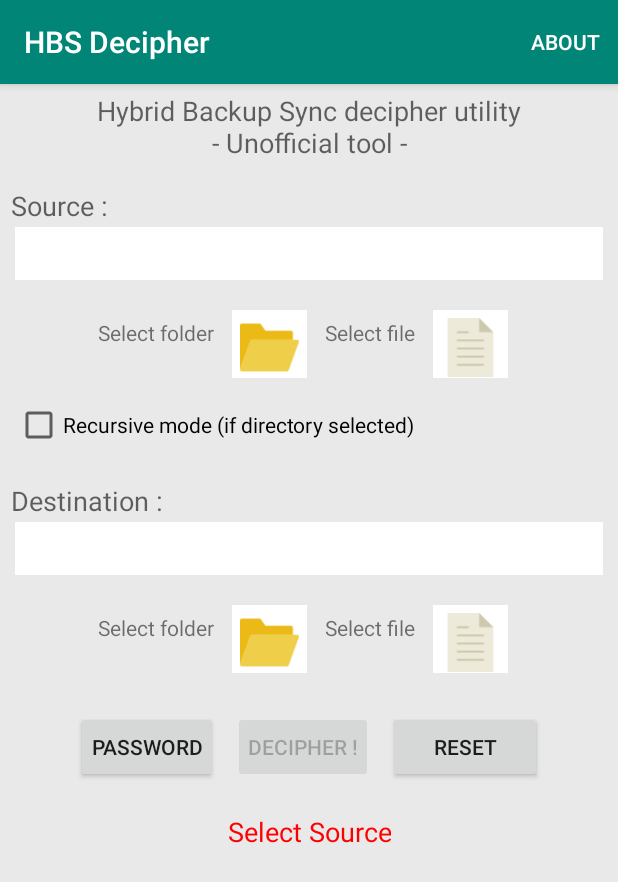
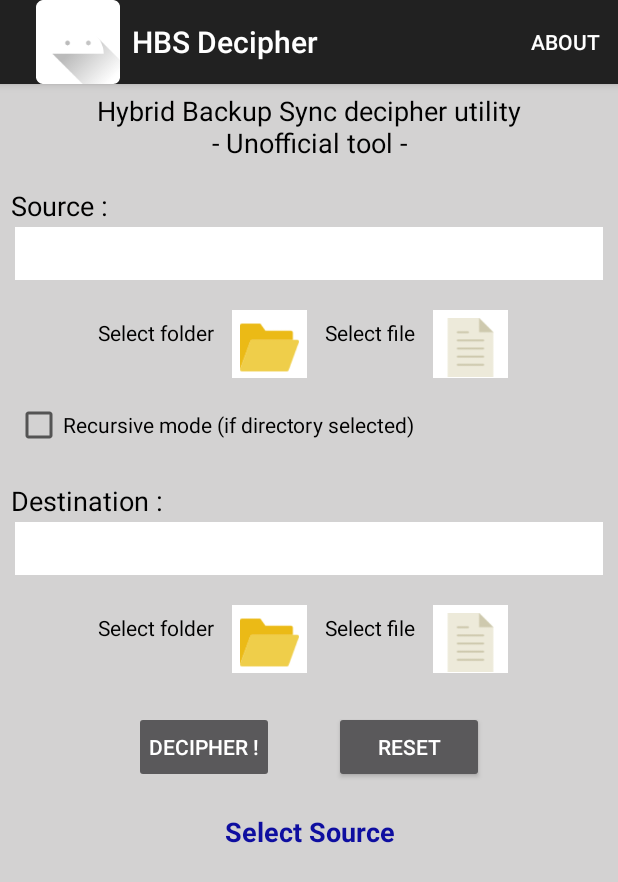
Before and after one commit to Sky-84/hbs_decipher_for_Android, an Android app: the screen it shows after launch (MainActivity), on a phone screen of 412 x 824 dp. Shown: the top 882 px of the screen. Run offline under Robolectric (Android 15) with nearby library versions, the light colour scheme and no system bars.

Commit message:
Password button removed. GUI improvements.

```diff
--- a/app/build.gradle
+++ b/app/build.gradle
@@ -16,6 +16,8 @@
             proguardFiles getDefaultProguardFile('proguard-android-optimize.txt'), 'proguard-rules.pro'
         }
     }
+
+
 }
 
 dependencies {
--- a/app/src/main/res/layout/activity_main.xml
+++ b/app/src/main/res/layout/activity_main.xml
@@ -2,13 +2,13 @@
     android:id="@+id/ScrollViewMain"
     android:layout_width="match_parent"
     android:layout_height="match_parent"
-    android:background="#e9e9e9"
+    android:background="#D3D2D2"
     android:orientation="vertical" >
 
     <RelativeLayout xmlns:android="http://schemas.android.com/apk/res/android"
         android:layout_width="match_parent"
         android:layout_height="wrap_content"
-        android:background="#e9e9e9"
+        android:background="#D3D2D2"
         android:orientation="vertical">
 
         <TextView
@@ -18,6 +18,7 @@
             android:layout_centerHorizontal="true"
             android:gravity="center"
             android:padding="5dp"
+            android:textColor="#000"
             android:text="Hybrid Backup Sync decipher utility\n- Unofficial tool -"
             android:textAppearance="?android:textAppearanceMedium" />
 
@@ -26,14 +27,15 @@
             android:layout_width="wrap_content"
             android:layout_height="wrap_content"
             android:layout_centerHorizontal="false"
-            android:gravity="left"
+            android:gravity="start"
             android:padding="2dp"
+            android:textColor="#000"
             android:layout_marginStart="5dp"
             android:layout_marginTop="10dp"
             android:layout_below="@+id/header"
             android:text="Source :"
             android:textAppearance="?android:textAppearanceMedium"
-            android:layout_marginLeft="5dp" />
+             />
 
         <TextView
             android:id="@+id/tv_source"
@@ -41,7 +43,7 @@
             android:layout_height="wrap_content"
             android:background="#fff"
             android:layout_centerHorizontal="false"
-            android:gravity="left"
+            android:gravity="start"
             android:padding="5dp"
             android:layout_marginStart="10dp"
             android:layout_marginEnd="10dp"
@@ -64,6 +66,7 @@
                 android:layout_height="wrap_content"
                 android:padding="2dp"
                 android:text="Select folder"
+                android:textColor="#000"
                 android:textAppearance="?android:textAppearanceSmall"
                 />
 
@@ -88,10 +91,10 @@
                 android:layout_width="wrap_content"
                 android:layout_height="wrap_content"
                 android:padding="2dp"
+                android:textColor="#000"
                 android:text="Select file"
                 android:textAppearance="?android:textAppearanceSmall"
                 />
-
 
             <ImageView
                 android:id="@+id/src_file_icon"
@@ -118,24 +121,22 @@
             android:layout_marginStart="10dp"
             android:layout_below="@+id/src_buttonsLayout"
             android:onClick="recursiveMode"
-            android:layout_marginLeft="10dp" />
-
-
-
+             />
 
         <TextView
             android:id="@+id/destination"
             android:layout_width="wrap_content"
             android:layout_height="wrap_content"
             android:layout_centerHorizontal="false"
-            android:gravity="left"
+            android:gravity="start"
             android:padding="2dp"
             android:layout_marginStart="5dp"
             android:layout_marginTop="20dp"
+            android:textColor="#000"
             android:layout_below="@+id/cb_recursive"
             android:text="Destination :"
             android:textAppearance="?android:textAppearanceMedium"
-            android:layout_marginLeft="5dp" />
+             />
 
         <TextView
             android:id="@+id/tv_destination"
@@ -143,7 +144,7 @@
             android:layout_height="wrap_content"
             android:background="#fff"
             android:layout_centerHorizontal="false"
-            android:gravity="left"
+            android:gravity="start"
             android:padding="5dp"
             android:layout_marginStart="10dp"
             android:layout_marginEnd="10dp"
@@ -166,6 +167,7 @@
                 android:layout_height="wrap_content"
                 android:padding="2dp"
                 android:text="Select folder"
+                android:textColor="#000"
                 android:textAppearance="?android:textAppearanceSmall"
                 />
 
@@ -191,6 +193,7 @@
                 android:layout_height="wrap_content"
                 android:padding="2dp"
                 android:text="Select file"
+                android:textColor="#000"
                 android:textAppearance="?android:textAppearanceSmall"
                 />
 
@@ -223,32 +226,27 @@
             android:padding="10dp">
 
             <Button
-                android:id="@+id/button_password"
-                android:layout_width="wrap_content"
-                android:layout_height="wrap_content"
-                android:padding="10dp"
-                android:layout_marginRight="10dp"
-                android:onClick="passwordButton"
-                android:text="Password"
-                />
-
-            <Button
                 android:id="@+id/button_decypher"
                 android:layout_width="wrap_content"
                 android:layout_height="wrap_content"
-                android:layout_marginRight="10dp"
+                android:layout_marginEnd="20dp"
                 android:padding="10dp"
                 android:onClick="decipherButton"
                 android:enabled="false"
                 android:text="Decipher !"
+                android:textColor="#fff"
+                android:theme="@style/Theme.AppCompat"
                 />
 
             <Button
                 android:id="@+id/button_reset"
                 android:layout_width="wrap_content"
                 android:layout_height="wrap_content"
-                android:paddingHorizontal="30dp"
+                android:layout_marginStart="20dp"
                 android:onClick="resetButton"
+                android:textColor="#fff"
+                android:theme="@style/Theme.AppCompat"
+                android:minWidth="100dp"
                 android:text="Reset"
                 />
 
@@ -261,11 +259,24 @@
             android:layout_centerHorizontal="true"
             android:gravity="center"
             android:text="Select Source"
-            android:layout_marginBottom="10dp"
             android:layout_marginTop="10dp"
             android:layout_below="@+id/footer_buttonsLayout"
-            android:textColor="#f00"
+            android:textColor="@color/infoDefault"
+            android:textStyle="bold"
             android:textAppearance="?android:attr/textAppearanceMedium" />
+
+        <ProgressBar
+            android:id="@+id/progressBar"
+            style="?android:attr/progressBarStyleHorizontal"
+            android:layout_width="match_parent"
+            android:layout_height="wrap_content"
+            android:indeterminate="true"
+            android:max="100"
+            android:layout_below="@+id/TxtInfo"
+            android:layout_marginStart="40dp"
+            android:layout_marginEnd="40dp"
+            android:progress="1"
+            android:visibility="gone"/>
 
     </RelativeLayout>
 
--- a/app/src/main/res/values/colors.xml
+++ b/app/src/main/res/values/colors.xml
@@ -3,4 +3,9 @@
     <color name="colorPrimary">#008577</color>
     <color name="colorPrimaryDark">#00574B</color>
     <color name="colorAccent">#D81B60</color>
+
+    <color name="infoDefault">#0E0EA0</color>
+    <color name="infoWorking">#FF9600</color>
+    <color name="infoOK">#039B03</color>
+    <color name="infoAlert">#FF0000</color>
 </resources>
--- a/app/src/main/res/values/strings.xml
+++ b/app/src/main/res/values/strings.xml
@@ -9,7 +9,7 @@
     <string name="allow_storage_permission">Allow permissions to view files</string>
     <string name="gitHome"><a href="https://github.com/Sky-84/hbs_decipher_for_Android">Homepage</a></string>
     <string name="gitIssue"><a href="https://github.com/Sky-84/hbs_decipher_for_Android/issues">Feedback</a></string>
-    <string name="iconweb">The HBS Decipher for Android icon was created by &lt;a href=https://www.iconfinder.com/Ruslancorel>Rudez Studio&lt;/a> and is licensed under the terms of the &lt;a href=http://creativecommons.org/licenses/by/3.0/>Creative Commons (Attribution 3.0 Unported)&lt;/a>.</string>
+    <string name="iconweb">The app icon was created by &lt;a href=https://www.iconfinder.com/Ruslancorel>Rudez Studio&lt;/a> and is licensed under the terms of the &lt;a href=http://creativecommons.org/licenses/by/3.0/>Creative Commons (Attribution 3.0 Unported)&lt;/a>.</string>
     <string name="mikiya_web">Special thanks to &lt;a href=https://keybase.io/yoannttz>Mikiya83&lt;/a> who supported me to write this app and made the &lt;a href=https://github.com/Mikiya83/hbs_decipher>decipher engine&lt;/a> as well as part of the &lt;a href=https://github.com/Mikiya83/hbs_decipher_gui>GUI&lt;/a> code. His software is licensed under the terms of the &lt;a href=http://www.gnu.org/licenses/>GNU General Public License&lt;/a> version 3.</string>
     <string name="kashifo_web">The &lt;a href=https://github.com/kashifo/android-folder-picker-library>android-folder-picker-library&lt;/a> is licensed under &lt;a href=http://www.apache.org/licenses/LICENSE-2.0>Apache 2.0&lt;/a>. Copyleft 2017 Kashif Anwaar.</string>
 </resources>
--- a/build.gradle
+++ b/build.gradle
@@ -7,7 +7,7 @@
 
     }
     dependencies {
-        classpath 'com.android.tools.build:gradle:3.3.0'
+        classpath 'com.android.tools.build:gradle:3.3.1'
 
         // NOTE: Do not place your application dependencies here; they belong
         // in the individual module build.gradle files
```
Also changed, not shown: app/src/main/AndroidManifest.xml (+8 -7 lines), app/src/main/java/qnapdecrypt/android/MainActivity.java (+184 -139 lines), app/src/main/res/layout/about.xml (+16 -2 lines), app/src/main/res/drawable/padlock.jpg (deleted), 3 other files.
